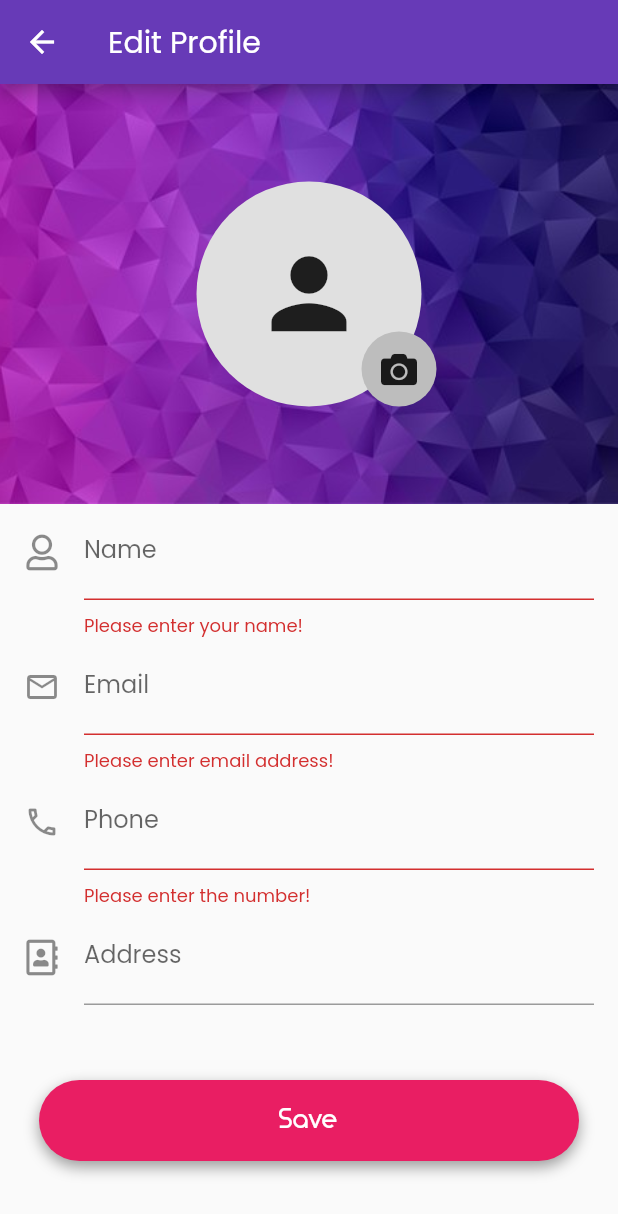
After one commit to aman1210/FlutterExpenseTracker, a Flutter app: the EditProfile screen opened directly, after a tap on "Save", on a phone screen of 412 x 824 dp. The commit adds this screen. Shown: the top 1214 px of the screen. Run offline on Flutter 3.47's test engine with Material 2 defaults, Android fonts, the light colour scheme and no system bars; our stand-ins replace font_awesome_flutter, image_picker, lottie, sqflite, syncfusion_flutter_charts; missing offline and left inert: bezier_chart, credit_card_slider; accounts and stored records are empty; Roboto replaces fonts that are missing (TimeBurner).

Commit message:
adding profile edit form

```diff
--- a/lib/Provider/cardProvider.dart
+++ b/lib/Provider/cardProvider.dart
@@ -6,18 +6,7 @@ import 'package:credit_card_slider/validity.dart';
 import 'package:flutter/material.dart';
 
 class CardProvider with ChangeNotifier {
-  List<CreditCard> cards = [
-    CreditCard(
-      cardBackground: SolidColorCardBackground(Colors.purple),
-      cardHolderName: 'Aman Srivastava',
-      cardNetworkType: CardNetworkType.visa,
-      company: CardCompany.sbi,
-      validity: Validity(
-        validThruMonth: 2,
-        validThruYear: 22,
-      ),
-    ),
-  ];
+  List<CreditCard> cards = [];
 
   void addCard(CreditCard card) {
     cards.add(card);
--- a/lib/screens/SavedCard.dart
+++ b/lib/screens/SavedCard.dart
@@ -41,12 +41,16 @@ class _SavedCardState extends State<SavedCard> {
           ),
         ],
       ),
-      body: Center(
-        child: CreditCardSlider(
-          _creditCard,
-          repeatCards: RepeatCards.bothDirection,
-        ),
-      ),
+      body: _creditCard.length == 0
+          ? Center(
+              child: Text('No Card Saved Yet!'),
+            )
+          : Center(
+              child: CreditCardSlider(
+                _creditCard,
+                repeatCards: RepeatCards.bothDirection,
+              ),
+            ),
     );
   }
 }
--- a/lib/screens/categories.dart
+++ b/lib/screens/categories.dart
@@ -57,6 +57,10 @@ class ManageCategories extends StatelessWidget {
                     ),
                   )
                   .toList(),
+              Text(
+                '*Preloaded categories will return after you restart the app.',
+                style: TextStyle(fontSize: 12, color: Colors.grey),
+              ),
             ],
           ),
         ),
--- /dev/null
+++ b/lib/screens/editProfile.dart
@@ -0,0 +1,240 @@
+import 'dart:io';
+
+import 'package:flutter/material.dart';
+import 'package:flutter/services.dart';
+import 'package:font_awesome_flutter/font_awesome_flutter.dart';
+import 'package:image_picker/image_picker.dart';
+
+class EditProfile extends StatefulWidget {
+  @override
+  _EditProfileState createState() => _EditProfileState();
+}
+
+class _EditProfileState extends State<EditProfile> {
+  var containerH = 280.0;
+  var imageRadius = 150.0;
+  var editIcon = 50.0;
+  File _image;
+  final imagePicker = ImagePicker();
+  final _form = GlobalKey<FormState>();
+  var name = '';
+  var number = '';
+  var email = '';
+  var address = '';
+
+  Future pickImage() async {
+    final pickedImage = await imagePicker.getImage(source: ImageSource.camera);
+    setState(() {
+      if (pickedImage != null) {
+        _image = File(pickedImage.path);
+      } else {
+        print('No image selected');
+      }
+    });
+  }
+
+  saveForm() {
+    var isValid = _form.currentState.validate();
+    if (!isValid) {
+      return;
+    }
+    _form.currentState.save();
+    print('valid');
+  }
+
+  @override
+  Widget build(BuildContext context) {
+    var size = MediaQuery.of(context).size;
+    var width = size.width;
+    return Scaffold(
+      appBar: AppBar(
+        title: Text('Edit Profile'),
+      ),
+      body: Container(
+        child: SingleChildScrollView(
+          child: Column(
+            children: [
+              Container(
+                height: containerH,
+                width: double.infinity,
+                child: Stack(
+                  // fit: StackFit.expand,
+                  children: [
+                    Container(
+                      height: containerH,
+                      child: Image.asset(
+                        'assets/images/profilebg.jpg',
+                        fit: BoxFit.cover,
+                      ),
+                    ),
+                    Positioned(
+                      top: containerH / 2 - imageRadius / 2,
+                      left: width / 2 - imageRadius / 2,
+                      child: Container(
+                        height: imageRadius,
+                        width: imageRadius,
+                        decoration: BoxDecoration(
+                          color: Colors.grey[300],
+                          borderRadius: BorderRadius.circular(imageRadius),
+                        ),
+                        child: _image != null
+                            ? ClipRRect(
+                                borderRadius:
+                                    BorderRadius.circular(imageRadius),
+                                child: Image.file(
+                                  _image,
+                                  fit: BoxFit.cover,
+                                ),
+                              )
+                            : Icon(
+                                Icons.person,
+                                size: imageRadius / 2,
+                              ),
+                      ),
+                    ),
+                    Positioned(
+                      top: containerH / 2 + editIcon / 2,
+                      left: width / 2 + editIcon / 2 + 10,
+                      child: InkWell(
+                        onTap: () {
+                          pickImage();
+                        },
+                        child: Container(
+                          height: editIcon,
+                          width: editIcon,
+                          decoration: BoxDecoration(
+                            color: Colors.grey[400],
+                            borderRadius: BorderRadius.circular(editIcon),
+                          ),
+                          child: Icon(FontAwesomeIcons.camera),
+                        ),
+                      ),
+                    ),
+                  ],
+                ),
+              ),
+              Form(
+                key: _form,
+                child: Padding(
+                  padding: const EdgeInsets.symmetric(horizontal: 16.0),
+                  child: Column(
+                    children: [
+                      TextFormField(
+                        decoration: InputDecoration(
+                          labelText: 'Name',
+                          hintText: 'Enter Your Name',
+                          icon: Icon(FontAwesomeIcons.user),
+                        ),
+                        validator: (value) {
+                          if (value.isEmpty) {
+                            return 'Please enter your name!';
+                          }
+                          return null;
+                        },
+                        onSaved: (newValue) {
+                          setState(() {
+                            name = newValue;
+                          });
+                        },
+                      ),
+                      TextFormField(
+                        decoration: InputDecoration(
+                          labelText: 'Email',
+                          hintText: 'Enter Your Email Address',
+                          icon: Icon(Icons.mail_outline),
+                        ),
+                        keyboardType: TextInputType.emailAddress,
+                        autocorrect: false,
+                        validator: (value) {
+                          if (value.isEmpty) {
+                            return 'Please enter email address!';
+                          }
+                          return null;
+                        },
+                        onSaved: (newValue) {
+                          setState(() {
+                            email = newValue;
+                          });
+                        },
+                      ),
+                      TextFormField(
+                        decoration: InputDecoration(
+                          labelText: 'Phone',
+                          hintText: 'Enter Your Phone Number',
+                          icon: Icon(Icons.phone_outlined),
+                        ),
+                        inputFormatters: [
+                          FilteringTextInputFormatter.digitsOnly,
+                        ],
+                        keyboardType: TextInputType.number,
+                        validator: (value) {
+                          if (value.isEmpty) {
+                            return 'Please enter the number!';
+                          }
+                          return null;
+                        },
+                        onSaved: (newValue) {
+                          setState(() {
+                            number = newValue;
+                          });
+                        },
+                      ),
+                      TextFormField(
+                        decoration: InputDecoration(
+                          labelText: 'Address',
+                          hintText: 'Enter Your Address',
+                          icon: Icon(FontAwesomeIcons.addressBook),
+                        ),
+                        keyboardType: TextInputType.streetAddress,
+                        onSaved: (newValue) {
+                          setState(() {
+                            address = newValue;
+                          });
+                        },
+                      ),
+                      SizedBox(
+                        height: 50,
+                      ),
+                      GestureDetector(
+                        onTap: () {
+                          saveForm();
+                        },
+                        child: Container(
+                          width: double.infinity,
+                          margin: const EdgeInsets.symmetric(horizontal: 10),
+                          padding: const EdgeInsets.symmetric(
+                            vertical: 15,
+                          ),
+                          decoration: BoxDecoration(
+                            color: Colors.pink,
+                            borderRadius: BorderRadius.circular(50),
+                            boxShadow: [
+                              BoxShadow(
+                                  blurRadius: 8,
+                                  offset: Offset(0, 4),
+                                  color: Colors.black38),
+                            ],
+                          ),
+                          child: Text(
+                            'Save',
+                            textAlign: TextAlign.center,
+                            style: TextStyle(
+                              color: Colors.white,
+                              fontSize: 18,
+                              fontWeight: FontWeight.bold,
+                              fontFamily: 'TimeBurner',
+                            ),
+                          ),
+                        ),
+                      ),
+                    ],
+                  ),
+                ),
+              ),
+            ],
+          ),
+        ),
+      ),
+    );
+  }
+}
--- a/lib/widgets/profilePage/header.dart
+++ b/lib/widgets/profilePage/header.dart
@@ -1,3 +1,4 @@
+import 'package:expenseTracker/screens/editProfile.dart';
 import 'package:flutter/material.dart';
 
 class ProfileHeader extends StatelessWidget {
@@ -91,7 +92,13 @@ class ProfileHeader extends StatelessWidget {
                             Icons.edit,
                             size: 20,
                           ),
-                          onPressed: () {},
+                          onPressed: () {
+                            Navigator.of(context).push(
+                              MaterialPageRoute(
+                                builder: (context) => EditProfile(),
+                              ),
+                            );
+                          },
                         ),
                       ),
                     )
--- a/pubspec.yaml
+++ b/pubspec.yaml
@@ -31,7 +31,7 @@ dependencies:
   font_awesome_flutter: ^8.10.0
   bezier_chart: "^1.0.16"
   syncfusion_flutter_charts: ^18.3.42
-  # image_picker: ^0.6.7+12
+  image_picker: ^0.6.7+12
   credit_card_slider: ^1.0.1
 
   # The following adds the Cupertino Icons font to your application.
```
Also changed, not shown: pubspec.lock.
